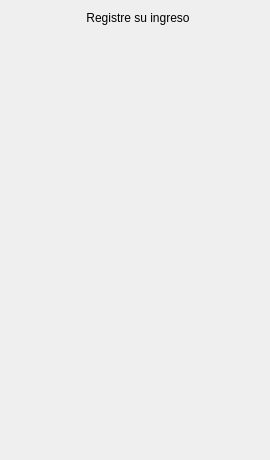
The window that registro.ui (cosimani/kronos) describes before a commit, drawn with Qt 5.
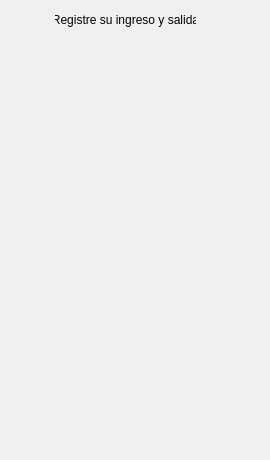
The same window after the commit. Custom widgets are drawn as their Qt base class.

Patch:
```diff
--- a/registro.ui
+++ b/registro.ui
@@ -34,10 +34,10 @@
      <widget class="Boton" name="pbRegistrar" native="true">
       <property name="geometry">
        <rect>
-        <x>10</x>
-        <y>160</y>
+        <x>20</x>
+        <y>400</y>
         <width>241</width>
-        <height>101</height>
+        <height>41</height>
        </rect>
       </property>
       <property name="sizePolicy">
@@ -66,14 +66,14 @@
      <widget class="QLabel" name="label">
       <property name="geometry">
        <rect>
-        <x>80</x>
+        <x>55</x>
         <y>10</y>
-        <width>116</width>
-        <height>16</height>
+        <width>141</width>
+        <height>20</height>
        </rect>
       </property>
       <property name="text">
-       <string>Registre su ingreso</string>
+       <string>Registre su ingreso y salida</string>
       </property>
       <property name="alignment">
        <set>Qt::AlignCenter</set>
@@ -102,6 +102,18 @@
    <header>image.hpp</header>
    <container>1</container>
   </customwidget>
+  <customwidget>
+   <class>CampoTexto</class>
+   <extends>QWidget</extends>
+   <header>campotexto.h</header>
+   <container>1</container>
+  </customwidget>
+  <customwidget>
+   <class>Tecladito</class>
+   <extends>QWidget</extends>
+   <header>tecladito.h</header>
+   <container>1</container>
+  </customwidget>
  </customwidgets>
  <resources/>
  <connections/>
```
Left out of the diff: 25 changed lines with no effect on the pictures.
